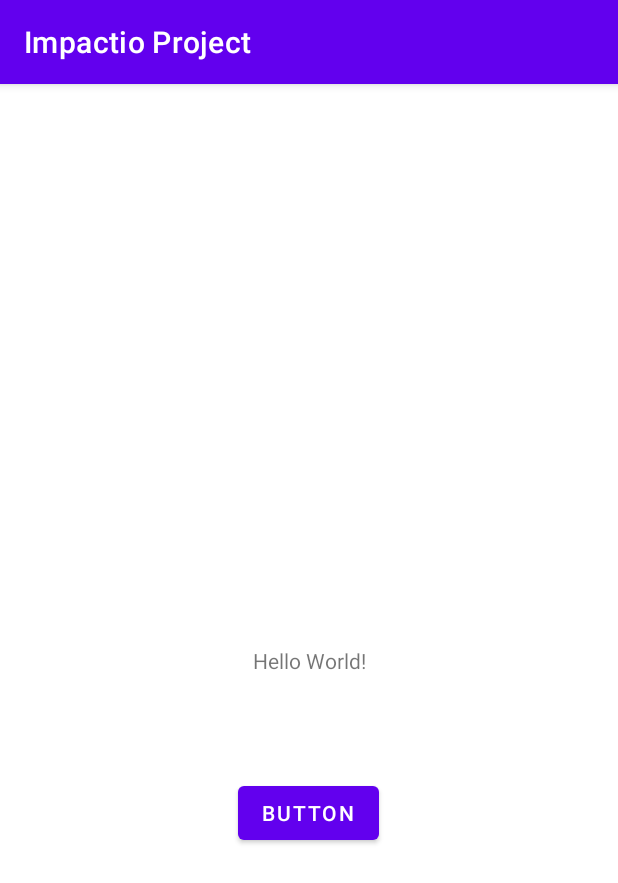
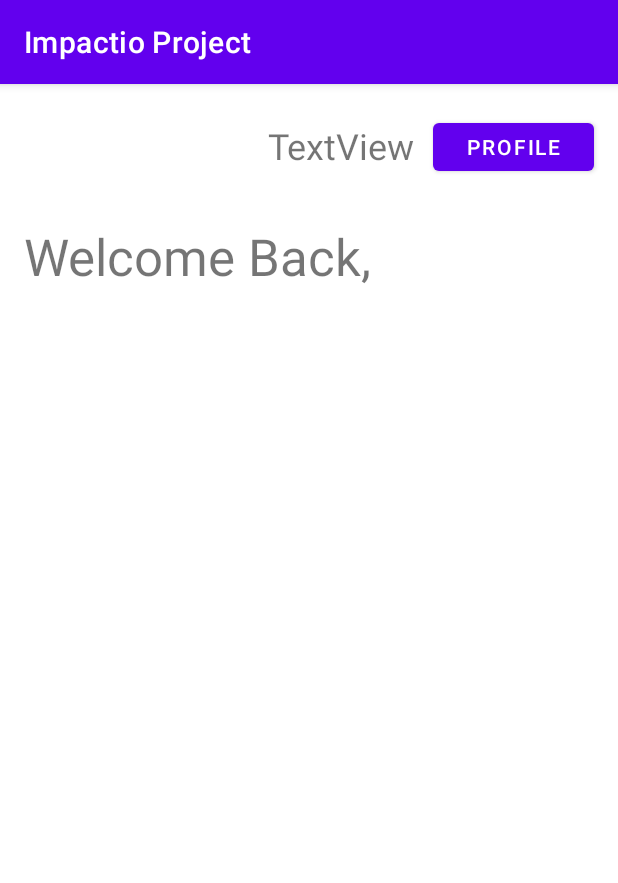
Before and after one commit to iiwilliamii/impactio-impact-tracking-project, an Android app: the screen it shows after launch once a user with an empty profile is signed in (MainActivity before the commit, MainMenuActivity after it), on a phone screen of 412 x 824 dp. Shown: the top 883 px of the screen. Run offline under Robolectric (Android 15) with nearby library versions, the phone set to English and light mode, and no system bars; our stand-ins replace Firebase (no records; nobody signed in at launch, a user with empty details on screens opened directly); libraries missing offline, so code that uses them is left out: com.firebase.ui; 1 statement that could not run was skipped.

Commit message:
Main page setup

```diff
--- a/app/src/main/java/com/example/impactioproject/LoginActivityMain.java
+++ b/app/src/main/java/com/example/impactioproject/LoginActivityMain.java
@@ -68,7 +68,7 @@ public class LoginActivityMain extends AppCompatActivity {
         }
     }
     public void launchMainActivity() {
-        Intent intent = new Intent(this, MainActivity.class);
+        Intent intent = new Intent(this, MainMenuActivity.class);
         startActivity(intent);
     }
 }
--- /dev/null
+++ b/app/src/main/java/com/example/impactioproject/MainMenuActivity.java
@@ -0,0 +1,14 @@
+package com.example.impactioproject;
+
+import androidx.appcompat.app.AppCompatActivity;
+
+import android.os.Bundle;
+
+public class MainMenuActivity extends AppCompatActivity {
+
+    @Override
+    protected void onCreate(Bundle savedInstanceState) {
+        super.onCreate(savedInstanceState);
+        setContentView(R.layout.activity_main_menu);
+    }
+}
--- /dev/null
+++ b/app/src/main/java/com/example/impactioproject/ProjectAdapter.java
@@ -0,0 +1,4 @@
+package com.example.impactioproject;
+
+public class ProjectAdapter {
+}
--- /dev/null
+++ b/app/src/main/res/layout/activity_main_menu.xml
@@ -0,0 +1,91 @@
+<?xml version="1.0" encoding="utf-8"?>
+<androidx.constraintlayout.widget.ConstraintLayout xmlns:android="http://schemas.android.com/apk/res/android"
+    xmlns:app="http://schemas.android.com/apk/res-auto"
+    xmlns:tools="http://schemas.android.com/tools"
+    android:layout_width="match_parent"
+    android:layout_height="match_parent"
+    tools:context=".MainMenuActivity">
+
+    <androidx.recyclerview.widget.RecyclerView
+        android:id="@+id/rv_list"
+        android:layout_width="414dp"
+        android:layout_height="506dp"
+        app:layout_constraintBottom_toBottomOf="parent"
+        app:layout_constraintEnd_toEndOf="parent"
+        app:layout_constraintStart_toStartOf="parent"
+        app:layout_constraintTop_toTopOf="parent"
+        app:layout_constraintVertical_bias="1.0"
+        tools:context=".MainActivity" />
+
+    <TextView
+        android:id="@+id/TextView1"
+        android:layout_width="wrap_content"
+        android:layout_height="45dp"
+        android:layout_marginStart="16dp"
+        android:layout_marginTop="92dp"
+        android:text="@string/welcome_back"
+        android:textSize="34sp"
+        app:layout_constraintStart_toStartOf="parent"
+        app:layout_constraintTop_toTopOf="parent" />
+
+    <TextView
+        android:id="@+id/textView6"
+        android:layout_width="wrap_content"
+        android:layout_height="45dp"
+        android:textSize="34sp"
+        app:layout_constraintBottom_toBottomOf="@+id/tv_mainpage_name"
+        app:layout_constraintStart_toEndOf="@+id/tv_mainpage_name" />
+
+    <TextView
+        android:id="@+id/textView3"
+        android:layout_width="266dp"
+        android:layout_height="25dp"
+        android:layout_marginTop="36dp"
+        android:background="#FFFFFF"
+        android:backgroundTint="#FFFFFF"
+        android:textSize="16dp"
+        app:layout_constraintStart_toStartOf="@+id/TextView1"
+        app:layout_constraintTop_toBottomOf="@+id/TextView1" />
+
+    <TextView
+        android:id="@+id/tv_mainpage_name"
+        android:layout_width="wrap_content"
+        android:layout_height="45dp"
+        android:textSize="34sp"
+        app:layout_constraintBottom_toBottomOf="@+id/TextView1"
+        app:layout_constraintStart_toEndOf="@+id/TextView1" />
+
+    <Button
+        android:id="@+id/btn_shop"
+        android:layout_width="107dp"
+        android:layout_height="44dp"
+        android:layout_marginTop="20dp"
+        android:layout_marginEnd="16dp"
+        android:text="@string/profile"
+        android:textSize="14dp"
+        app:layout_constraintEnd_toEndOf="parent"
+        app:layout_constraintTop_toTopOf="parent"
+        tools:ignore="TouchTargetSizeCheck" />
+
+    <TextView
+        android:id="@+id/tv_point_counter"
+        android:layout_width="wrap_content"
+        android:layout_height="wrap_content"
+        android:layout_marginEnd="12dp"
+        android:text="TextView"
+        android:textSize="24sp"
+        app:layout_constraintBottom_toBottomOf="@+id/btn_shop"
+        app:layout_constraintEnd_toStartOf="@+id/btn_shop"
+        app:layout_constraintTop_toTopOf="@+id/btn_shop"
+        app:layout_constraintVertical_bias="0.437" />
+
+    <ImageView
+        android:id="@+id/imageView"
+        android:layout_width="50dp"
+        android:layout_height="50dp"
+        android:layout_marginBottom="24dp"
+        app:layout_constraintBottom_toTopOf="@+id/TextView1"
+        app:layout_constraintStart_toStartOf="@+id/TextView1"
+        tools:srcCompat="@tools:sample/avatars" />
+
+</androidx.constraintlayout.widget.ConstraintLayout>
--- a/app/src/main/res/values/strings.xml
+++ b/app/src/main/res/values/strings.xml
@@ -1,3 +1,6 @@
 <resources>
     <string name="app_name">Impactio Project</string>
+    <string name="project_name">Project Name</string>
+    <string name="profile">Profile</string>
+    <string name="welcome_back">Welcome Back, </string>
 </resources>
--- a/build.gradle
+++ b/build.gradle
@@ -1,6 +1,6 @@
 buildscript {
     dependencies {
-        classpath 'com.google.gms:google-services:4.3.12'
+        classpath 'com.google.gms:google-services:4.3.13'
     }
 }// Top-level build file where you can add configuration options common to all sub-projects/modules.
 plugins {
```
Also changed, not shown: app/src/main/AndroidManifest.xml (+9 -3 lines), app/src/main/java/com/example/impactioproject/DetailActivity.java (added, +14 -0 lines), app/src/main/java/com/example/impactioproject/Projects.java (added, +55 -0 lines), app/src/main/res/layout/activity_detail.xml (added, +9 -0 lines), app/src/main/res/layout/activity_main_menu_adapter.xml (added, +59 -0 lines).
